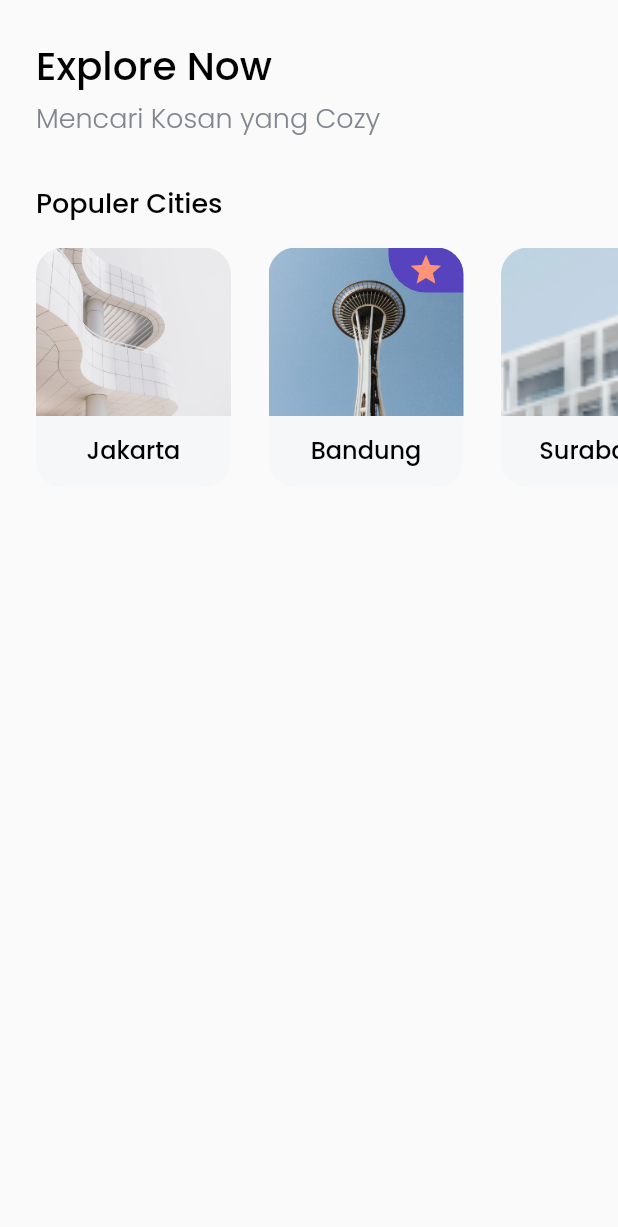
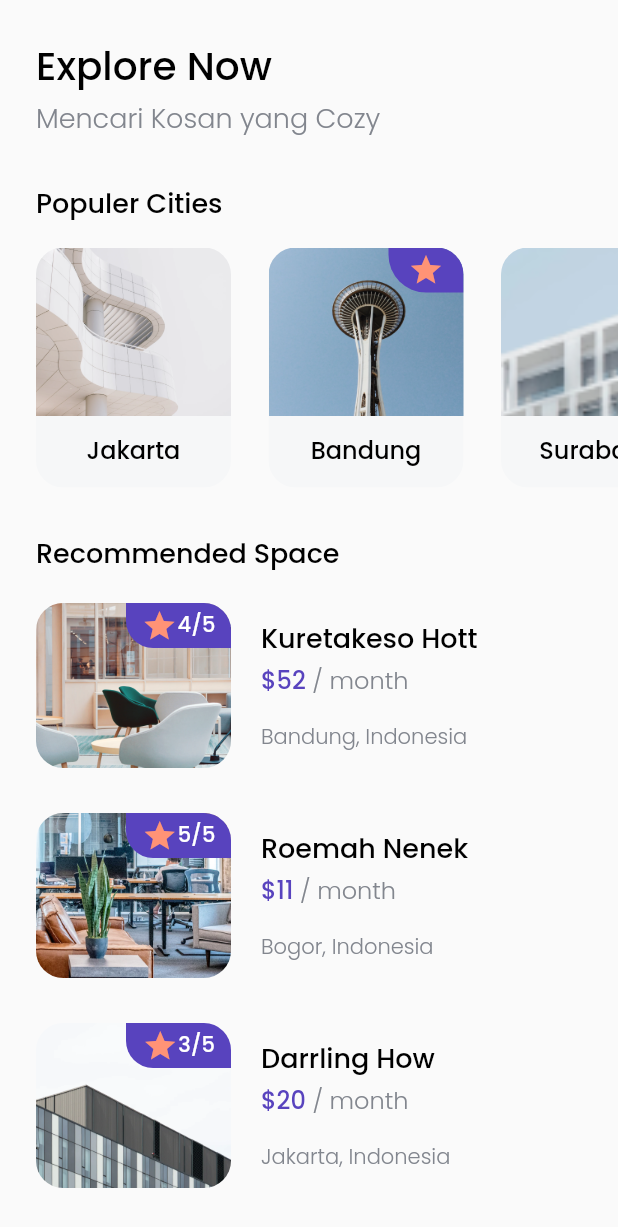
Before and after one commit to arifin1301/find_house, a Flutter app: the HomePage screen opened directly, on a phone screen of 412 x 824 dp. Shown: the top 1227 px of the screen. Run offline on Flutter 3.47's test engine with Material 2 defaults, Android fonts, the phone set to English and light mode, and no system bars; our stand-ins replace google_fonts.

Commit message:
recommended space

```diff
--- /dev/null
+++ b/lib/models/space.dart
@@ -0,0 +1,16 @@
+class Space {
+  int id;
+  String rating;
+  String name;
+  int cost;
+  String address;
+  String ImageUrl;
+
+  Space(
+      {required this.id,
+      required this.rating,
+      required this.name,
+      required this.cost,
+      required this.address,
+      required this.ImageUrl});
+}
--- a/lib/pages/home_page.dart
+++ b/lib/pages/home_page.dart
@@ -1,6 +1,8 @@
 import 'package:find_house/models/city.dart';
+import 'package:find_house/models/space.dart';
 import 'package:find_house/pages/theme.dart';
 import 'package:find_house/widgets/city_card.dart';
+import 'package:find_house/widgets/space_card.dart';
 import 'package:flutter/material.dart';
 
 class HomePage extends StatelessWidget {
@@ -14,6 +16,7 @@ class HomePage extends StatelessWidget {
             left: 24.0,
           ),
           child: ListView(
+            // NOTE: TITLE / HEADER =================
             children: [
               Text("Explore Now", style: blackTextStyle.copyWith(fontSize: 26)),
               SizedBox(
@@ -26,6 +29,7 @@ class HomePage extends StatelessWidget {
               SizedBox(
                 height: 30,
               ),
+              // NOTES: POPULER CITIES ===============
               Text(
                 'Populer Cities',
                 style: blackTextStyle.copyWith(
@@ -72,7 +76,51 @@ class HomePage extends StatelessWidget {
                     ),
                   ],
                 ),
-              )
+              ),
+              // NOTES : RECOMMED SPACE ===============
+              SizedBox(
+                height: 30,
+              ),
+              Text(
+                "Recommended Space",
+                style: blackTextStyle.copyWith(fontSize: 18),
+              ),
+              SizedBox(
+                height: 20,
+              ),
+              SpaceCard(
+                Space(
+                    id: 1,
+                    rating: '4/5',
+                    name: 'Kuretakeso Hott',
+                    cost: 52,
+                    address: 'Bandung, Indonesia',
+                    ImageUrl: 'assets/images/space1.png'),
+              ),
+              SizedBox(
+                height: 30,
+              ),
+              SpaceCard(
+                Space(
+                    id: 2,
+                    rating: '5/5',
+                    name: 'Roemah Nenek',
+                    cost: 11,
+                    address: 'Bogor, Indonesia',
+                    ImageUrl: 'assets/images/space2.png'),
+              ),
+              SizedBox(
+                height: 30,
+              ),
+              SpaceCard(
+                Space(
+                    id: 3,
+                    rating: '3/5',
+                    name: 'Darrling How',
+                    cost: 20,
+                    address: 'Jakarta, Indonesia',
+                    ImageUrl: 'assets/images/space3.png'),
+              ),
             ],
           ),
         ),
--- /dev/null
+++ b/lib/widgets/space_card.dart
@@ -0,0 +1,99 @@
+import 'package:find_house/models/space.dart';
+import 'package:find_house/pages/theme.dart';
+import 'package:flutter/material.dart';
+
+class SpaceCard extends StatelessWidget {
+  final Space space;
+
+  SpaceCard(this.space);
+
+  @override
+  Widget build(BuildContext context) {
+    return Row(
+      children: [
+        ClipRRect(
+          borderRadius: BorderRadius.circular(18),
+          child: Stack(
+            children: [
+              Image.asset(
+                space.ImageUrl,
+                width: 130,
+                height: 110,
+              ),
+              Positioned(
+                top: 0,
+                right: 0,
+                child: Container(
+                  width: 70,
+                  height: 30,
+                  decoration: BoxDecoration(
+                    color: purpleColor,
+                    borderRadius: BorderRadius.only(
+                      bottomLeft: Radius.circular(18),
+                    ),
+                  ),
+                  child: Row(
+                    mainAxisAlignment: MainAxisAlignment.center,
+                    children: [
+                      Icon(
+                        Icons.star,
+                        color: orangeColor,
+                      ),
+                      Text(
+                        space.rating,
+                        style: whiteTextStyle,
+                      )
+                    ],
+                  ),
+                ),
+              )
+            ],
+          ),
+        ),
+        SizedBox(
+          width: 20,
+        ),
+        Column(
+          crossAxisAlignment: CrossAxisAlignment.start,
+          children: [
+            Text(
+              space.name,
+              style: blackTextStyle.copyWith(
+                fontSize: 18,
+              ),
+            ),
+            SizedBox(
+              height: 2,
+            ),
+            Text.rich(TextSpan(children: [
+              TextSpan(
+                  text: "\$",
+                  style: blackTextStyle.copyWith(
+                    color: purpleColor,
+                    fontSize: 16,
+                  )),
+              TextSpan(
+                  text: space.cost.toString(),
+                  style: blackTextStyle.copyWith(
+                    color: purpleColor,
+                    fontSize: 16,
+                  )),
+              TextSpan(
+                  text: ' / month',
+                  style: greyTextStyle.copyWith(
+                    fontSize: 16,
+                  ))
+            ])),
+            SizedBox(
+              height: 16,
+            ),
+            Text(
+              space.address,
+              style: greyTextStyle.copyWith(fontSize: 14),
+            )
+          ],
+        )
+      ],
+    );
+  }
+}
```
